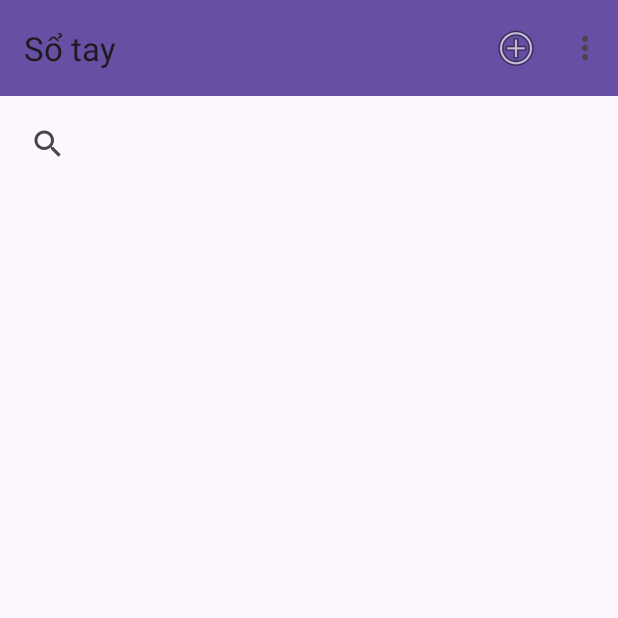
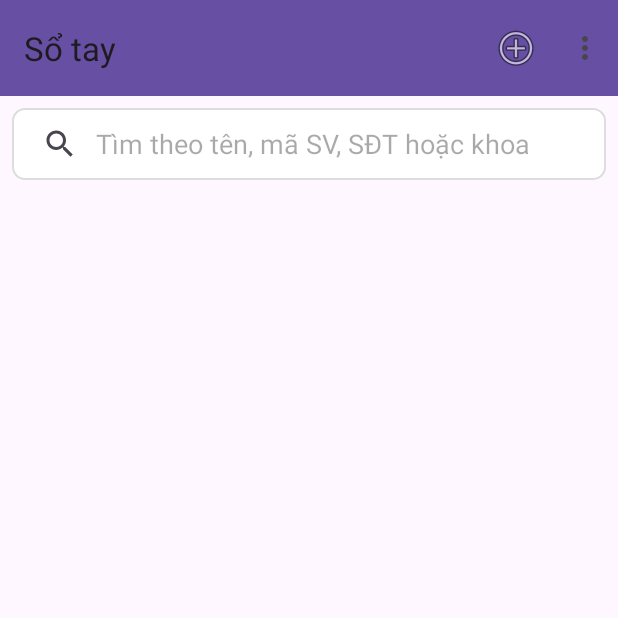
Before and after one commit to ngb4o/KiemTraAndroid, an Android app: the screen it shows after launch (MainActivity), on a phone screen of 412 x 824 dp, the top half of it. Run offline under Robolectric (Android 15) with nearby library versions, the phone set to English and light mode, and no system bars.

Commit message:
update student and search student

```diff
--- /dev/null
+++ b/app/src/main/res/drawable/search_background.xml
@@ -0,0 +1,8 @@
+<?xml version="1.0" encoding="utf-8"?>
+<shape xmlns:android="http://schemas.android.com/apk/res/android">
+    <solid android:color="#FFFFFF" />
+    <corners android:radius="8dp" />
+    <stroke
+        android:width="1dp"
+        android:color="#DDDDDD" />
+</shape>
--- a/app/src/main/res/layout/activity_main.xml
+++ b/app/src/main/res/layout/activity_main.xml
@@ -21,11 +21,14 @@
         android:id="@+id/searchView"
         android:layout_width="0dp"
         android:layout_height="wrap_content"
-        android:queryHint="Tìm kiếm"
+        android:layout_margin="8dp"
+        android:background="@drawable/search_background"
+        android:queryHint="Tìm theo tên, mã SV, SĐT hoặc khoa"
+        app:iconifiedByDefault="false"
+        app:queryBackground="@null"
         app:layout_constraintTop_toBottomOf="@id/toolbar"
         app:layout_constraintStart_toStartOf="parent"
-        app:layout_constraintEnd_toEndOf="parent"
-        android:layout_margin="8dp" />
+        app:layout_constraintEnd_toEndOf="parent" />
 
     <androidx.recyclerview.widget.RecyclerView
         android:id="@+id/recyclerView"
```
Also changed, not shown: app/src/main/java/cr424ak/nguyengiabao/kiemtra2/AddStudentActivity.java (+52 -9 lines), app/src/main/java/cr424ak/nguyengiabao/kiemtra2/DatabaseHelper.java (+37 -5 lines), app/src/main/java/cr424ak/nguyengiabao/kiemtra2/MainActivity.java (+48 -23 lines), app/src/main/java/cr424ak/nguyengiabao/kiemtra2/StudentAdapter.java (+8 -0 lines).
